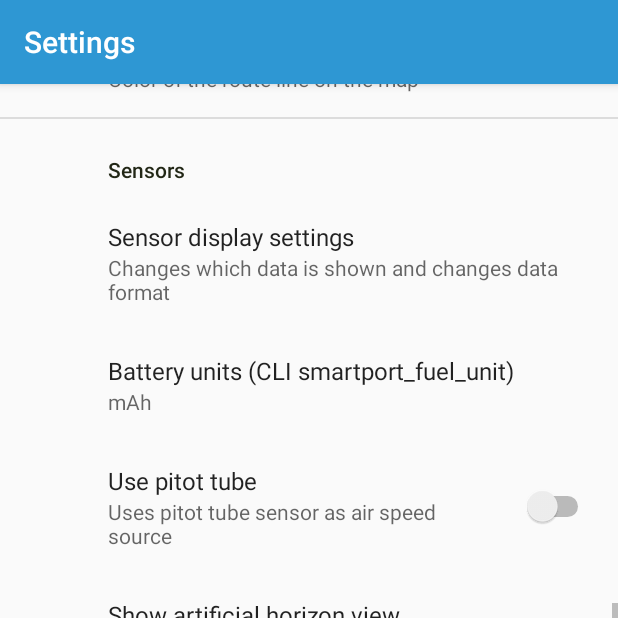
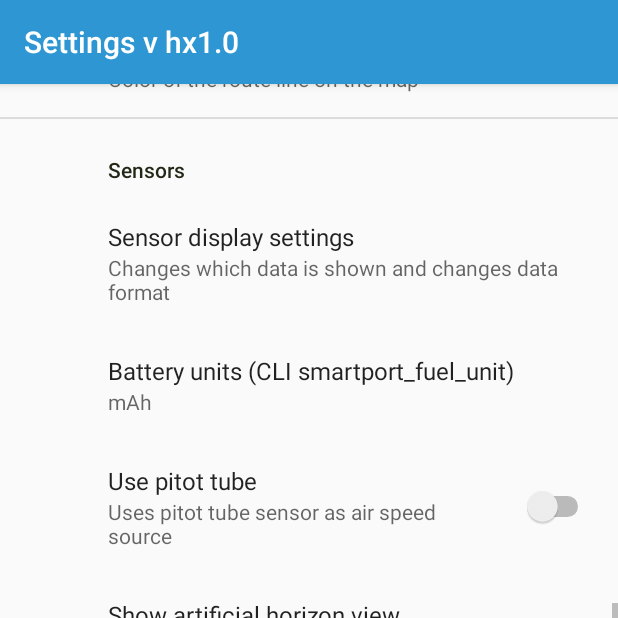
Before and after one commit to CrazyDude1994/android-taranis-smartport-telemetry, an Android app: the SettingsActivity screen opened directly, with no data from a screen before it, scrolled down 628 dp, on a phone screen of 412 x 824 dp, the top half of it. Run offline under Robolectric (Android 15) with nearby library versions, the phone set to English and light mode, and no system bars; our stand-ins replace androidx.preference; 3 statements that could not run were skipped.

Commit message:
added version information

```diff
--- a/app/src/main/res/layout/activity_settings.xml
+++ b/app/src/main/res/layout/activity_settings.xml
@@ -14,7 +14,7 @@
                 android:layout_height="?attr/actionBarSize"
                 android:background="?attr/colorPrimary"
                 android:elevation="4dp"
-                app:title="Settings"
+                app:title="Settings v hx1.0"
                 android:theme="@style/ThemeOverlay.AppCompat.Dark"
                 app:popupTheme="@style/ThemeOverlay.AppCompat.Light"/>
 
```
